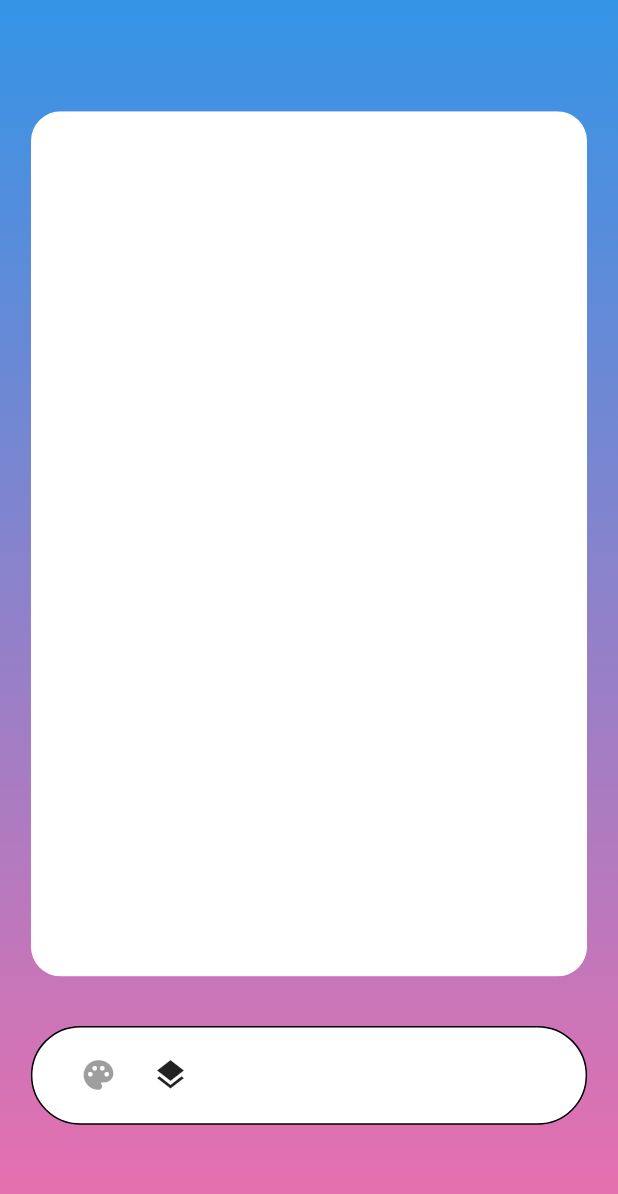
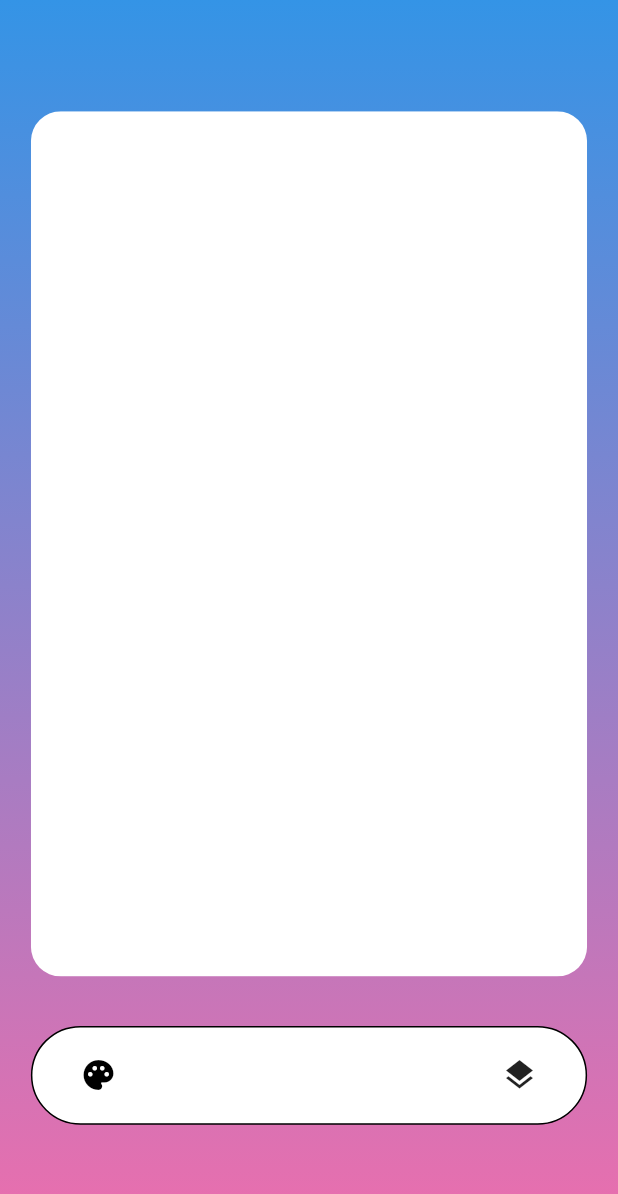
Before and after one commit to al-habibi-1107/Artisto-Drawing-App, a Flutter app: the screen it shows after launch, on a phone screen of 412 x 824 dp. Shown: the top 1194 px of the screen. Run offline on Flutter 3.47's test engine with Material 2 defaults, Android fonts, the light colour scheme and no system bars; missing offline and left inert: o_color_picker.

Commit message:
added color-change pen

```diff
--- a/lib/homepage.dart
+++ b/lib/homepage.dart
@@ -1,5 +1,7 @@
+import 'package:flutter/material.dart';
+import 'package:o_color_picker/o_color_picker.dart';
+
 import 'package:artisto/painter.dart';
-import 'package:flutter/material.dart';
 
 class HomePage extends StatefulWidget {
   @override
@@ -8,7 +10,8 @@ class HomePage extends StatefulWidget {
 
 class _HomePageState extends State<HomePage> {
   List<Offset> _offsets = [];
-  bool erase = false;
+  Color _brushColor = Colors.black;
+
   @override
   Widget build(BuildContext context) {
     final device = MediaQuery.of(context).size;
@@ -56,7 +59,8 @@ class _HomePageState extends State<HomePage> {
                     child: ClipRRect(
                       borderRadius: BorderRadius.circular(20),
                       child: CustomPaint(
-                        painter: Paintbrush(points: _offsets),
+                        painter: Paintbrush(
+                            points: _offsets, brushColor: _brushColor),
                       ),
                     ),
                   ),
@@ -75,8 +79,34 @@ class _HomePageState extends State<HomePage> {
                   height: device.height * 0.08,
                   width: device.width * 0.9,
                   child: Row(
+                    mainAxisAlignment: MainAxisAlignment.spaceBetween,
                     children: [
-                      IconButton(icon: Icon(Icons.palette), onPressed: null),
+                      IconButton(
+                          icon: Icon(
+                            Icons.palette,
+                            color: _brushColor,
+                          ),
+                          onPressed: () {
+                            showDialog<void>(
+                              context: context,
+                              child: AlertDialog(
+                                backgroundColor: Colors.white70,
+                                content: Container(
+                                  height: 220,
+                                  child: OColorPicker(
+                                    selectedColor: _brushColor,
+                                    colors: primaryColorsPalette,
+                                    onColorChange: (color) {
+                                      setState(() {
+                                        _brushColor = color;
+                                      });
+                                      Navigator.of(context).pop();
+                                    },
+                                  ),
+                                ),
+                              ),
+                            );
+                          }),
                       IconButton(
                           icon: Icon(Icons.layers),
                           onPressed: () {
--- a/lib/painter.dart
+++ b/lib/painter.dart
@@ -4,8 +4,9 @@ import 'package:flutter/material.dart';
 
 class Paintbrush extends CustomPainter {
   List<Offset> points;
+  Color brushColor;
 
-  Paintbrush({this.points});
+  Paintbrush({this.points, this.brushColor});
 
   @override
   void paint(Canvas canvas, Size size) {
@@ -15,7 +16,7 @@ class Paintbrush extends CustomPainter {
 
     final painter = Paint()
       ..strokeWidth = 4
-      ..color = Colors.black;
+      ..color = brushColor;
 
     for (var x = 0; x < points.length - 1; x++) {
       if (points[x] != null && points[x + 1] != null) {
```
